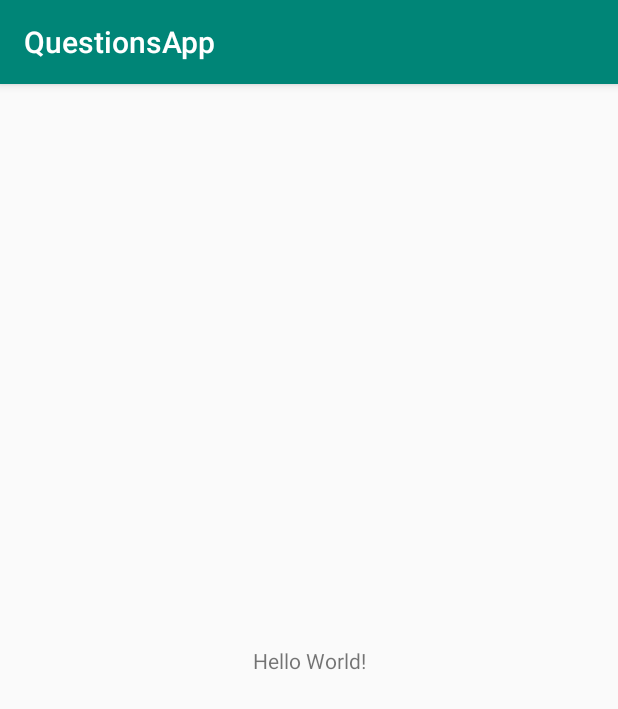
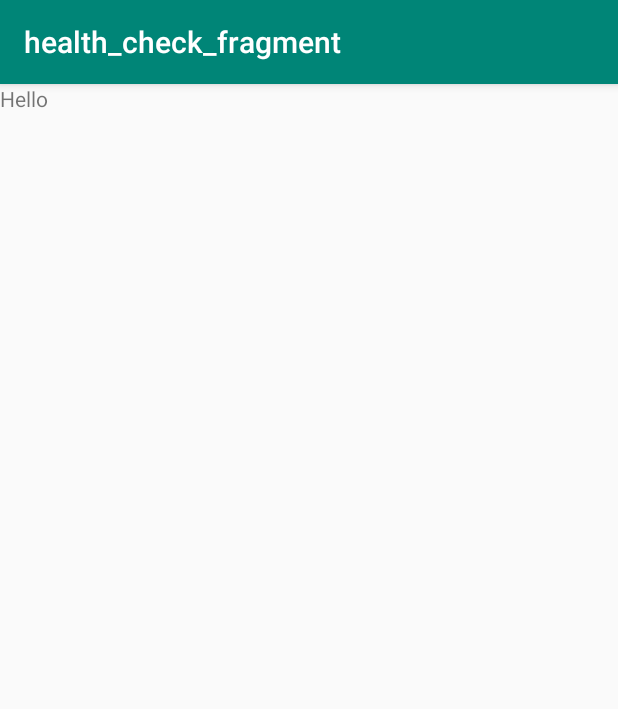
Before and after one commit to asleao/questions-app, an Android app: the screen it shows after launch (QuestionActivity), on a phone screen of 412 x 824 dp. Shown: the top 709 px of the screen. Run offline under Robolectric (Android 15) with nearby library versions, the phone set to English and light mode, and no system bars; our stand-ins replace navigation-ui.

```diff
--- a/app/src/main/java/com/bliss/questionsapp/questions/QuestionActivity.kt
+++ b/app/src/main/java/com/bliss/questionsapp/questions/QuestionActivity.kt
@@ -1,13 +1,46 @@
 package com.bliss.questionsapp.questions
 
+import android.os.Bundle
+import android.view.MenuItem
 import androidx.appcompat.app.AppCompatActivity
-import android.os.Bundle
+import androidx.navigation.NavController
+import androidx.navigation.findNavController
+import androidx.navigation.fragment.NavHostFragment
+import androidx.navigation.ui.AppBarConfiguration
+import androidx.navigation.ui.onNavDestinationSelected
+import androidx.navigation.ui.setupActionBarWithNavController
 import com.bliss.questionsapp.R
 
 class QuestionActivity : AppCompatActivity() {
 
+    private lateinit var appBarConfiguration: AppBarConfiguration
+
     override fun onCreate(savedInstanceState: Bundle?) {
         super.onCreate(savedInstanceState)
         setContentView(R.layout.question_activity)
+        val host: NavHostFragment = supportFragmentManager
+            .findFragmentById(R.id.fg_question_navhost) as NavHostFragment?
+            ?: return
+
+        val navController = host.navController
+
+        appBarConfiguration = AppBarConfiguration(navController.graph)
+        setupActionBar(navController, appBarConfiguration)
+    }
+
+    private fun setupActionBar(
+        navController: NavController,
+        appBarConfig: AppBarConfiguration
+    ) {
+        setupActionBarWithNavController(navController, appBarConfig)
+    }
+
+    override fun onSupportNavigateUp(): Boolean {
+        return findNavController(R.id.fg_question_navhost).navigateUp()
+    }
+
+    override fun onOptionsItemSelected(item: MenuItem): Boolean {
+        return item.onNavDestinationSelected(findNavController(R.id.fg_question_navhost))
+                || super.onOptionsItemSelected(item)
     }
 }
--- a/app/src/main/res/layout/question_activity.xml
+++ b/app/src/main/res/layout/question_activity.xml
@@ -6,10 +6,13 @@
     android:layout_height="match_parent"
     tools:context=".questions.QuestionActivity">
 
-    <TextView
-        android:layout_width="wrap_content"
-        android:layout_height="wrap_content"
-        android:text="Hello World!"
+    <fragment
+        android:id="@+id/fg_question_navhost"
+        android:layout_width="match_parent"
+        android:layout_height="match_parent"
+        android:name="androidx.navigation.fragment.NavHostFragment"
+        app:defaultNavHost="true"
+        app:navGraph="@navigation/questions_navigation"
         app:layout_constraintBottom_toBottomOf="parent"
         app:layout_constraintLeft_toLeftOf="parent"
         app:layout_constraintRight_toRightOf="parent"
--- /dev/null
+++ b/app/src/main/res/navigation/questions_navigation.xml
@@ -0,0 +1,13 @@
+<?xml version="1.0" encoding="utf-8"?>
+<navigation xmlns:android="http://schemas.android.com/apk/res/android"
+    xmlns:app="http://schemas.android.com/apk/res-auto"
+    xmlns:tools="http://schemas.android.com/tools"
+    android:id="@+id/questions_navigation"
+    app:startDestination="@id/healthCheckFragment">
+
+    <fragment
+        android:id="@+id/healthCheckFragment"
+        android:name="com.bliss.questionsapp.questions.healthcheck.ui.view.HealthCheckFragment"
+        android:label="health_check_fragment"
+        tools:layout="@layout/health_check_fragment" />
+</navigation>
--- a/build.gradle
+++ b/build.gradle
@@ -10,8 +10,8 @@ buildscript {
     dependencies {
         classpath 'com.android.tools.build:gradle:3.5.1'
         classpath "org.jetbrains.kotlin:kotlin-gradle-plugin:$kotlin_version"
-        // NOTE: Do not place your application dependencies here; they belong
-        // in the individual module build.gradle files
+        classpath "androidx.navigation:navigation-safe-args-gradle-plugin:2.2.0-beta01"
+        classpath "de.mannodermaus.gradle.plugins:android-junit5:1.5.1.0"
     }
 }
 
```
Also changed, not shown: app/build.gradle (+24 -0 lines).
